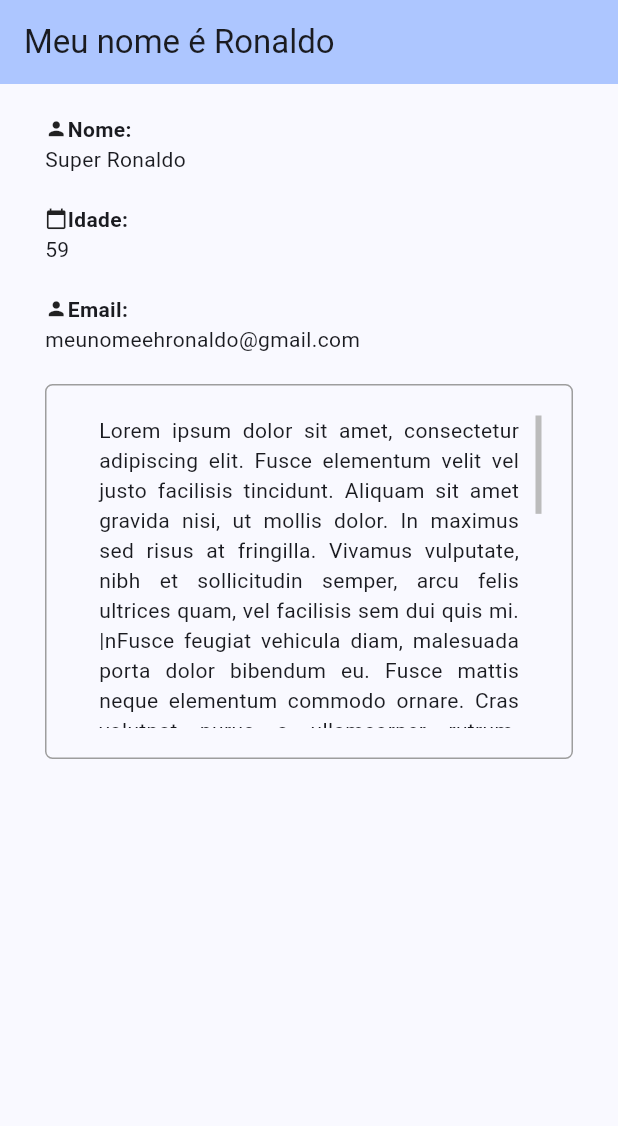
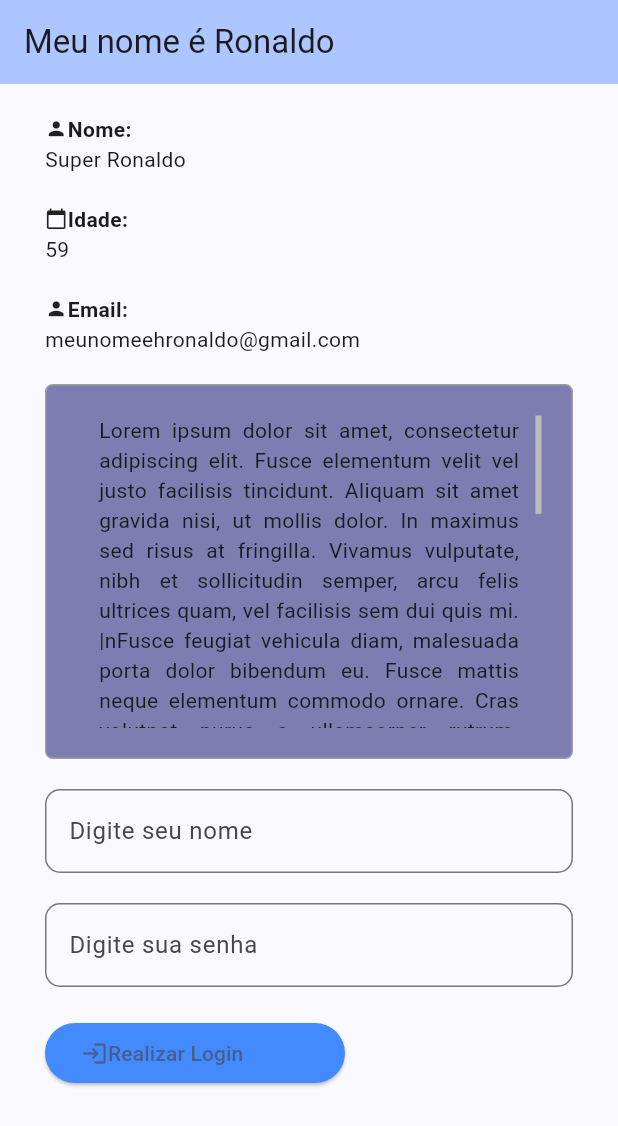
Before and after one commit to douglasrbalbino/uc13_desenvolvimento_mobile, a Flutter app: the screen it shows after launch, on a phone screen of 412 x 824 dp. Shown: the top 1126 px of the screen. Run offline on Flutter 3.47's test engine with Material 3 defaults, Android fonts, the phone set to English and light mode, and no system bars.

Commit message:
adicionado inputs e um botao para alterar o estado do valor input

```diff
--- a/lib/Pages/home_page.dart
+++ b/lib/Pages/home_page.dart
@@ -10,13 +10,8 @@ class MyHomePage extends StatefulWidget {
 }
 
 class _MyHomePageState extends State<MyHomePage> {
-  int _counter = 0;
-
-  void _incrementCounter() {
-    setState(() {
-      _counter++;
-    });
-  }
+  TextEditingController controllerLogin = TextEditingController();
+  TextEditingController controllerSenha = TextEditingController();
 
   @override
   Widget build(BuildContext context) {
@@ -61,6 +56,7 @@ class _MyHomePageState extends State<MyHomePage> {
               decoration: BoxDecoration(
                 border: Border.all(color: Colors.grey),
                 borderRadius: BorderRadius.circular(5),
+                color: Color.fromRGBO(0, 0, 100, 0.5),
               ),
               height: 250,
               padding: EdgeInsets.symmetric(horizontal: 20, vertical: 20),
@@ -77,6 +73,47 @@ class _MyHomePageState extends State<MyHomePage> {
                 ),
               ),
             ),
+            SizedBox(height: 20),
+            TextField(
+              controller: controllerLogin,
+              decoration: InputDecoration(
+                border: OutlineInputBorder(
+                  borderRadius: BorderRadius.circular(10),
+                ),
+                labelText: "Digite seu nome",
+              ),
+            ),
+
+            SizedBox(height: 20),
+            TextField(
+              controller: controllerSenha,
+              obscureText: true,
+              decoration: InputDecoration(
+                border: OutlineInputBorder(
+                  borderRadius: BorderRadius.circular(10),
+                ),
+                labelText: "Digite sua senha",
+              ),
+            ),
+            SizedBox(height: 20),
+            SizedBox(
+              width: 200,
+              child: ElevatedButton(
+                style: ButtonStyle(
+                  backgroundColor: WidgetStatePropertyAll(Colors.blueAccent),
+                ),
+                onPressed: () {
+                  print(controllerLogin.text);
+                },
+                child: Row(
+                  children: [
+                    Icon(Icons.login),
+                    SizedBox(height: 20),
+                    Text("Realizar Login"),
+                  ],
+                ), // Criaum botão
+              ),
+            ),
           ],
         ),
       ),
```
